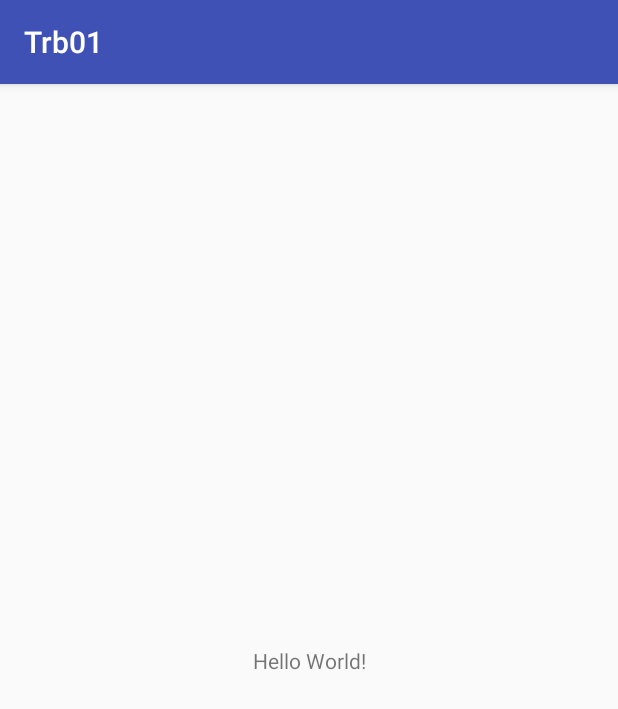
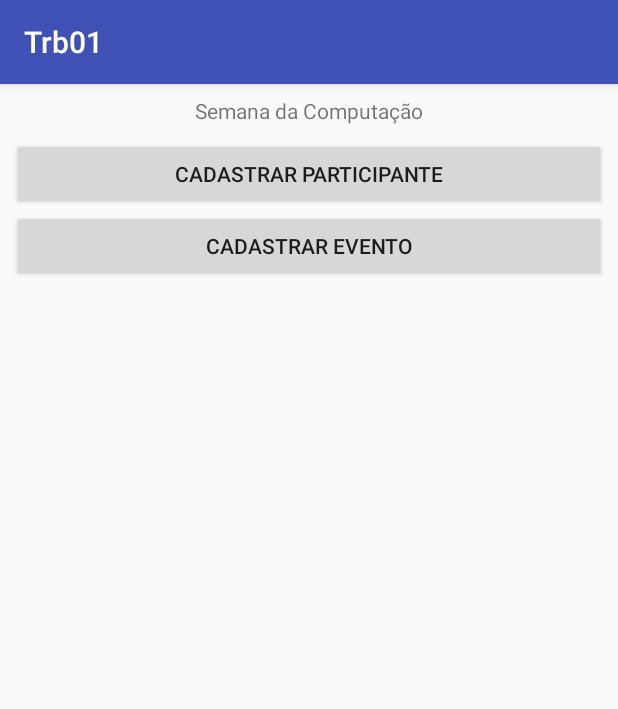
Before and after one commit to ufjf-dcc196/dcc196-2018-3-trb2-trb2-lucasbrandao, an Android app: the screen it shows after launch (MainActivity), on a phone screen of 412 x 824 dp. Shown: the top 709 px of the screen. Run offline under Robolectric (Android 15) with nearby library versions, the phone set to English and light mode, and no system bars.

Commit message:
Implementado tela inicial

```diff
--- a/app/src/main/res/layout/activity_main.xml
+++ b/app/src/main/res/layout/activity_main.xml
@@ -6,13 +6,47 @@
     android:layout_height="match_parent"
     tools:context=".MainActivity">
 
+    <Button
+        android:id="@+id/btn_cadastropessoa"
+        android:layout_width="0dp"
+        android:layout_height="wrap_content"
+        android:layout_marginEnd="8dp"
+        android:layout_marginLeft="8dp"
+        android:layout_marginRight="8dp"
+        android:layout_marginStart="8dp"
+        android:layout_marginTop="28dp"
+        android:text="Cadastrar Participante"
+        app:layout_constraintEnd_toEndOf="parent"
+        app:layout_constraintHorizontal_bias="0.0"
+        app:layout_constraintStart_toStartOf="parent"
+        app:layout_constraintTop_toTopOf="@+id/textView" />
+
+    <Button
+        android:id="@+id/btn_cadastroevento"
+        android:layout_width="0dp"
+        android:layout_height="wrap_content"
+        android:layout_marginEnd="8dp"
+        android:layout_marginLeft="8dp"
+        android:layout_marginRight="8dp"
+        android:layout_marginStart="8dp"
+        android:layout_marginTop="84dp"
+        android:text="Cadastrar Evento"
+        app:layout_constraintEnd_toEndOf="parent"
+        app:layout_constraintHorizontal_bias="0.0"
+        app:layout_constraintStart_toStartOf="parent"
+        app:layout_constraintTop_toTopOf="parent" />
+
     <TextView
+        android:id="@+id/textView"
         android:layout_width="wrap_content"
         android:layout_height="wrap_content"
-        android:text="Hello World!"
-        app:layout_constraintBottom_toBottomOf="parent"
-        app:layout_constraintLeft_toLeftOf="parent"
-        app:layout_constraintRight_toRightOf="parent"
+        android:layout_marginEnd="8dp"
+        android:layout_marginLeft="8dp"
+        android:layout_marginRight="8dp"
+        android:layout_marginStart="8dp"
+        android:layout_marginTop="8dp"
+        android:text="Semana da Computação"
+        app:layout_constraintEnd_toEndOf="parent"
+        app:layout_constraintStart_toStartOf="parent"
         app:layout_constraintTop_toTopOf="parent" />
-
 </android.support.constraint.ConstraintLayout>
```
